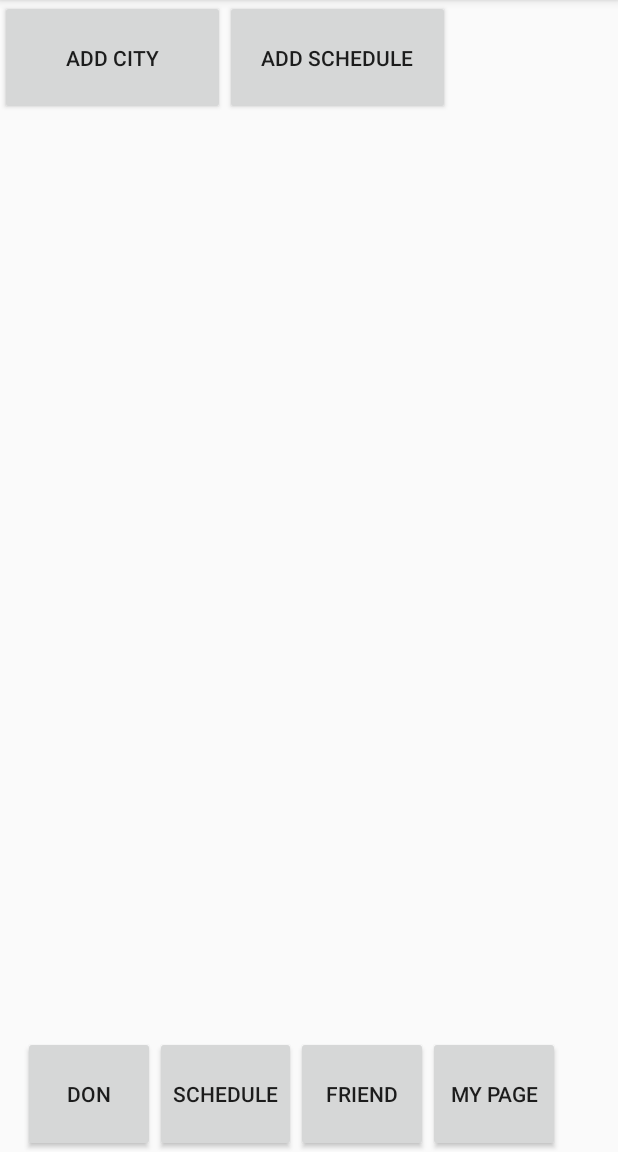
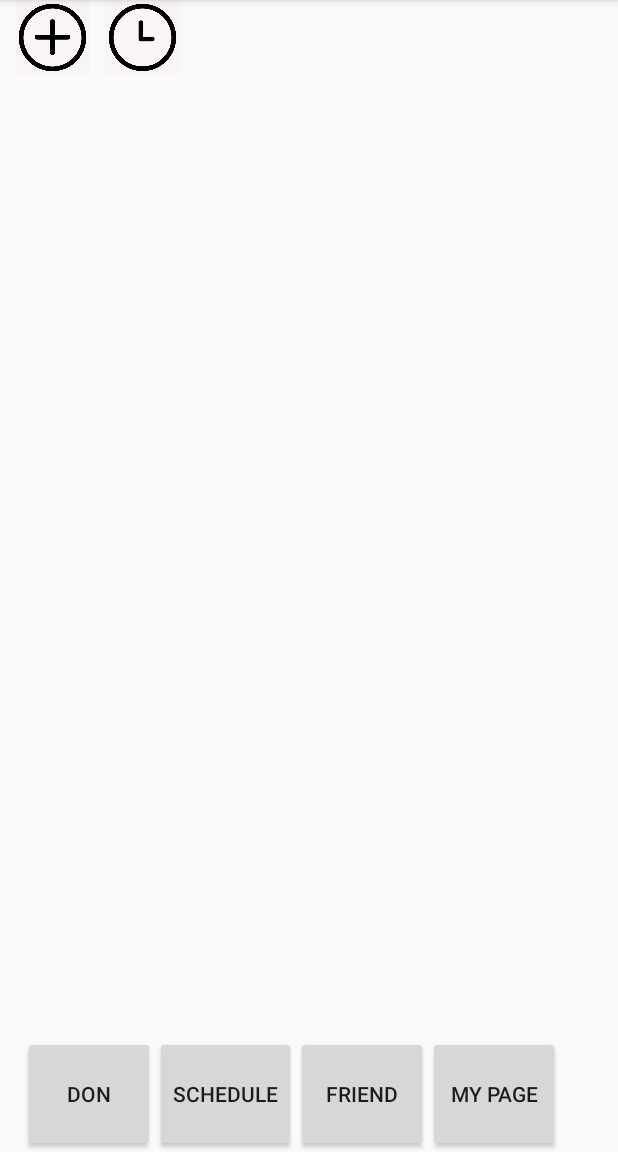
Before and after one commit to davidksy/GreatTour, an Android app: the SharescheduleActivity screen opened directly, with no data from a screen before it, on a phone screen of 412 x 824 dp, the part 84-1236 px from its top. Run offline under Robolectric (Android 15) with nearby library versions, the phone set to English and light mode, and no system bars.

Commit message:
second commit

```diff
--- a/app/src/main/AndroidManifest.xml
+++ b/app/src/main/AndroidManifest.xml
@@ -14,8 +14,7 @@
         android:roundIcon="@mipmap/ic_launcher_round"
         android:supportsRtl="true"
         android:theme="@style/AppTheme">
-        <activity android:name=".DonActivity">
-        <!-- <activity android:name=".MainActivity"> -->
+        <activity android:name=".MainActivity">
             <intent-filter>
                 <action android:name="android.intent.action.MAIN" />
 
@@ -23,6 +22,7 @@
             </intent-filter>
         </activity>
         <!--<activity android:name=".DonActivity" />-->
+        <activity android:name=".DonActivity"/>
         <activity android:name=".PlusfriendActivity" />
         <activity android:name=".SharescheduleActivity" />
         <activity android:name=".MypageActivity" />
--- a/app/src/main/java/com/example/a60047506/greattour/DonActivity.java
+++ b/app/src/main/java/com/example/a60047506/greattour/DonActivity.java
@@ -57,10 +57,14 @@ public class DonActivity extends AppCompatActivity {
                 SpeechRecognitionResult speechRecognitionResult = (SpeechRecognitionResult) msg.obj;
                 List<String> results = speechRecognitionResult.getResults();
                 StringBuilder strBuf = new StringBuilder();
+                strBuf.append(results.get(0));
+
+                /*
                 for(String result : results) {
                     strBuf.append(result);
                     strBuf.append("\n");
                 }
+                */
                 mResult = strBuf.toString();
                 txtResult.setText(mResult);
                 break;
--- a/app/src/main/java/com/example/a60047506/greattour/LoginidpwActivity.java
+++ b/app/src/main/java/com/example/a60047506/greattour/LoginidpwActivity.java
@@ -33,7 +33,7 @@ public class LoginidpwActivity extends AppCompatActivity {
         EditText userIdText = (EditText)findViewById(R.id.user_id);
         EditText passwordText = (EditText)findViewById(R.id.password);
         new Login().execute(
-                "http://172.16.2.20:52273/user/login",
+                "http://13.125.37.8:52273/login",
                 userIdText.getText().toString(),
                 passwordText.getText().toString());
     }
--- a/app/src/main/res/layout/activity_don.xml
+++ b/app/src/main/res/layout/activity_don.xml
@@ -14,11 +14,13 @@
         android:layout_width="match_parent" android:layout_weight="0.1">
 
     <Button android:layout_height="match_parent" android:layout_width="150dp"
-        android:text="choose day" android:id="@+id/day" android:onClick="ChooseDay"/>
+        android:text="Day" android:id="@+id/day" android:onClick="ChooseDay"
+        android:layout_marginLeft="25dp"/>
 
 
         <Button android:layout_height="match_parent" android:layout_width="150dp"
-            android:text="choose category" android:id="@+id/category" android:onClick="ChooseCategory"/>
+            android:text="Category" android:id="@+id/category" android:onClick="ChooseCategory"
+            android:layout_marginLeft="25dp"/>
 
 
     </LinearLayout>
--- a/app/src/main/res/layout/activity_plusfriend.xml
+++ b/app/src/main/res/layout/activity_plusfriend.xml
@@ -13,11 +13,13 @@
 
     <Button android:layout_height="match_parent" android:layout_width="150dp"
         android:text="Find Schedule"
-        android:onClick="onBtnschedule"/>
+        android:onClick="onBtnschedule"
+        android:layout_marginLeft="25dp"/>
 
     <Button android:layout_height="match_parent" android:layout_width="150dp"
         android:text="Find Friend by ID"
         android:onClick="onBtnId"
+        android:layout_marginLeft="25dp"
         />
 
     </LinearLayout>
--- a/app/src/main/res/layout/activity_shareschedule.xml
+++ b/app/src/main/res/layout/activity_shareschedule.xml
@@ -8,20 +8,33 @@
     tools:context="com.example.a60047506.greattour.SharescheduleActivity">
 
     <LinearLayout android:orientation="horizontal" android:layout_height="0dp"
-        android:layout_width="match_parent" android:layout_weight="0.1">
+        android:layout_width="match_parent" android:layout_weight="0.1"
+        android:layout_gravity="right">
 
-        <Button
-            android:id="@+id/add_city"
-            android:layout_width="150dp"
-            android:layout_height="match_parent"
+        <ImageButton
+            android:id="@+id/add_review"
+            android:layout_width="50dp"
+            android:layout_height="50dp"
+            android:scaleType="fitXY"
+            android:onClick="onBtnReview"
+            android:src="@drawable/add"
+            android:layout_gravity="right"
+            android:layout_marginLeft="10dp"
+            android:background="#f9f5f5"/>
+
+        <ImageButton
+            android:id="@+id/add_schedule"
+            android:layout_width="50dp"
+            android:scaleType="fitXY"
+            android:layout_height="50dp"
+            android:src="@drawable/clock"
             android:onClick="onbtnCity"
-            android:text="Add City" />
+            android:layout_marginLeft="10dp"
 
-        <Button
-            android:layout_width="150dp"
-            android:layout_height="match_parent"
-            android:onClick="onBtnReview"
-            android:text="Add Schedule" />
+            android:background="#f9f5f5"
+        />
+
+
 
     </LinearLayout>
 
```
Also changed, not shown: app/src/main/java/com/example/a60047506/greattour/SharescheduleActivity.java (+17 -16 lines), app/src/main/res/layout/categorylayout.xml (+23 -53 lines), app/src/main/res/drawable/add.png (added), app/src/main/res/drawable/basic.png (added), app/src/main/res/drawable/clock.png (added), app/src/main/res/drawable/dollar.png (added), app/src/main/res/drawable/plus.png (added), app/src/main/res/drawable/schedule.png (added).
